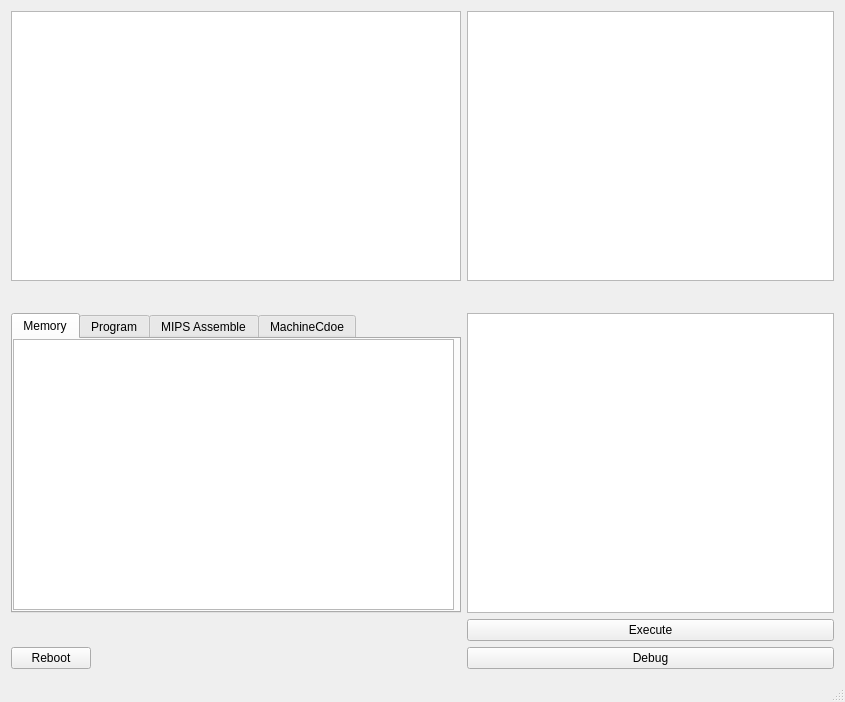
Qt form mainwindow.ui (PPGY0711/MIPSAssembler) before a commit.
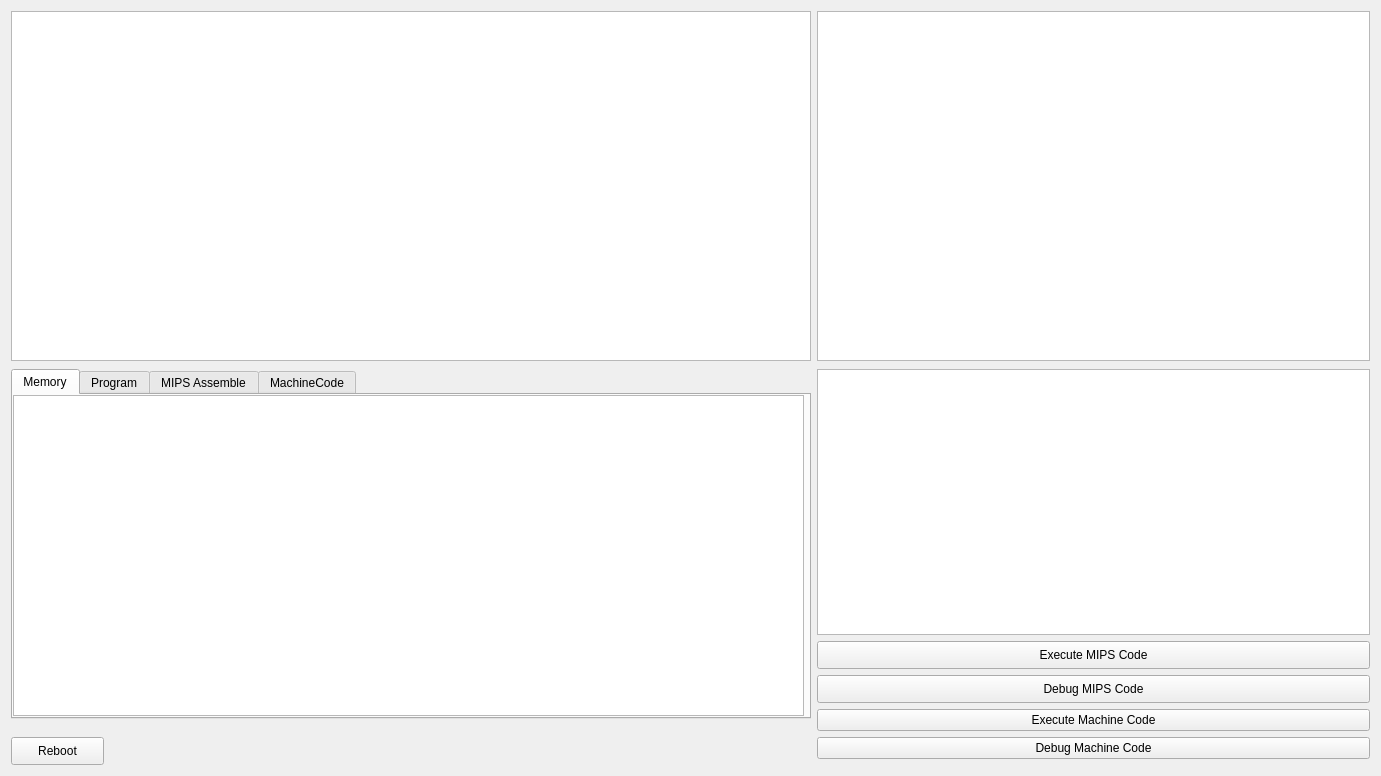
The same form after that commit.

The edit to the form file:
```diff
--- a/mainwindow.ui
+++ b/mainwindow.ui
@@ -6,14 +6,26 @@
    <rect>
     <x>0</x>
     <y>0</y>
+    <width>1381</width>
+    <height>776</height>
+   </rect>
+  </property>
+  <property name="minimumSize">
+   <size>
     <width>845</width>
     <height>702</height>
-   </rect>
+   </size>
   </property>
   <property name="windowTitle">
    <string>MainWindow</string>
   </property>
   <widget class="QWidget" name="centralWidget">
+   <property name="minimumSize">
+    <size>
+     <width>845</width>
+     <height>651</height>
+    </size>
+   </property>
    <layout class="QGridLayout" name="gridLayout">
     <item row="0" column="0">
      <layout class="QFormLayout" name="formLayout">
@@ -21,8 +33,8 @@
        <widget class="QTextEdit" name="PCWindow">
         <property name="minimumSize">
          <size>
-          <width>450</width>
-          <height>250</height>
+          <width>800</width>
+          <height>350</height>
          </size>
         </property>
         <property name="readOnly">
@@ -30,33 +42,35 @@
         </property>
        </widget>
       </item>
-      <item row="2" column="1">
-       <widget class="QTextEdit" name="ControlPanel">
-        <property name="readOnly">
-         <bool>true</bool>
+      <item row="0" column="1">
+       <widget class="QTableWidget" name="RegisterFile">
+        <property name="minimumSize">
+         <size>
+          <width>300</width>
+          <height>350</height>
+         </size>
         </property>
        </widget>
       </item>
-      <item row="4" column="1">
-       <widget class="QPushButton" name="DebugBtn">
-        <property name="text">
-         <string>Debug</string>
+      <item row="1" column="1">
+       <spacer name="horizontalSpacer_2">
+        <property name="orientation">
+         <enum>Qt::Horizontal</enum>
         </property>
-       </widget>
-      </item>
-      <item row="3" column="1">
-       <widget class="QPushButton" name="ExecuteBtn">
-        <property name="text">
-         <string>Execute</string>
+        <property name="sizeHint" stdset="0">
+         <size>
+          <width>40</width>
+          <height>80</height>
+         </size>
         </property>
-       </widget>
+       </spacer>
       </item>
       <item row="2" column="0">
        <widget class="QTabWidget" name="ShowTab">
         <property name="minimumSize">
          <size>
-          <width>450</width>
-          <height>300</height>
+          <width>800</width>
+          <height>350</height>
          </size>
         </property>
         <property name="currentIndex">
@@ -71,8 +85,8 @@
            <rect>
             <x>0</x>
             <y>0</y>
-            <width>441</width>
-            <height>271</height>
+            <width>791</width>
+            <height>321</height>
            </rect>
           </property>
          </widget>
@@ -86,8 +100,8 @@
            <rect>
             <x>0</x>
             <y>0</y>
-            <width>441</width>
-            <height>271</height>
+            <width>791</width>
+            <height>321</height>
            </rect>
           </property>
          </widget>
@@ -101,70 +115,99 @@
            <rect>
             <x>0</x>
             <y>0</y>
-            <width>441</width>
-            <height>271</height>
+            <width>791</width>
+            <height>321</height>
            </rect>
           </property>
          </widget>
         </widget>
         <widget class="QWidget" name="tab_4">
          <attribute name="title">
-          <string>MachineCdoe</string>
+          <string>MachineCode</string>
          </attribute>
          <widget class="QTextEdit" name="MachineCodeInput">
           <property name="geometry">
            <rect>
             <x>0</x>
             <y>0</y>
-            <width>441</width>
-            <height>271</height>
+            <width>791</width>
+            <height>321</height>
            </rect>
           </property>
          </widget>
         </widget>
        </widget>
       </item>
-      <item row="4" column="0">
+      <item row="2" column="1">
+       <widget class="QTextEdit" name="ControlPanel">
+        <property name="minimumSize">
+         <size>
+          <width>200</width>
+          <height>260</height>
+         </size>
+        </property>
+        <property name="readOnly">
+         <bool>true</bool>
+        </property>
+       </widget>
+      </item>
+      <item row="3" column="1">
+       <widget class="QPushButton" name="ExecuteBtn">
+        <property name="minimumSize">
+         <size>
+          <width>364</width>
+          <height>28</height>
+         </size>
+        </property>
+        <property name="text">
+         <string>Execute MIPS Code</string>
+        </property>
+       </widget>
+      </item>
+      <item row="4" column="1">
+       <widget class="QPushButton" name="DebugBtn">
+        <property name="minimumSize">
+         <size>
+          <width>364</width>
+          <height>28</height>
+         </size>
+        </property>
+        <property name="text">
+         <string>Debug MIPS Code</string>
+        </property>
+       </widget>
+      </item>
+      <item row="5" column="1">
+       <widget class="QPushButton" name="ExecuteMachineCode">
+        <property name="text">
+         <string>Execute Machine Code</string>
+        </property>
+       </widget>
+      </item>
+      <item row="6" column="0">
        <widget class="QPushButton" name="ResetBtn">
+        <property name="minimumSize">
+         <size>
+          <width>93</width>
+          <height>28</height>
+         </size>
+        </property>
         <property name="text">
          <string>Reboot</string>
         </property>
        </widget>
       </item>
-      <item row="1" column="0">
-       <spacer name="horizontalSpacer">
-        <property name="orientation">
-         <enum>Qt::Horizontal</enum>
+      <item row="6" column="1">
+       <widget class="QPushButton" name="pushButton">
+        <property name="text">
+         <string>Debug Machine Code</string>
         </property>
-        <property name="sizeHint" stdset="0">
-         <size>
-          <width>450</width>
-          <height>20</height>
-         </size>
-        </property>
-       </spacer>
-      </item>
-      <item row="1" column="1">
-       <spacer name="horizontalSpacer_2">
-        <property name="orientation">
-         <enum>Qt::Horizontal</enum>
-        </property>
-        <property name="sizeHint" stdset="0">
-         <size>
-          <width>40</width>
-          <height>20</height>
-         </size>
-        </property>
-       </spacer>
-      </item>
-      <item row="0" column="1">
-       <widget class="QTableWidget" name="RegisterFile"/>
+       </widget>
       </item>
      </layout>
     </item>
    </layout>
   </widget>
-  <widget class="QStatusBar" name="statusBar"/>
  </widget>
  <layoutdefault spacing="6" margin="11"/>
  <resources/>
```
